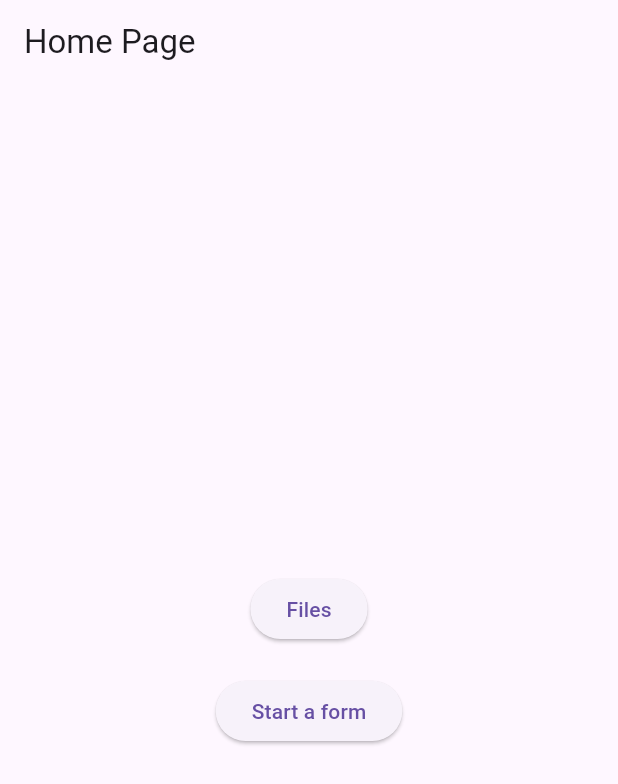
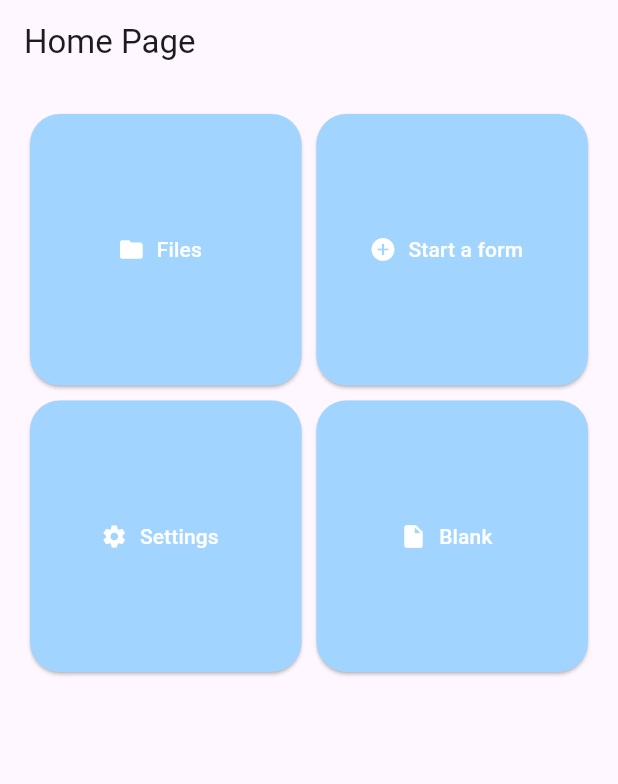
Before and after one commit to ariel-fu/CSE482, a Flutter app: the screen it shows after launch, on a phone screen of 412 x 824 dp. Shown: the top 784 px of the screen. Run offline on Flutter 3.47's test engine with Material 3 defaults, Android fonts, the phone set to English and light mode, and no system bars; our stand-ins replace file_picker, flutter_tts, shared_preferences; missing offline and left inert: excel, survey_kit.

Commit message:
done with tts and started settings page

```diff
--- a/odk_remake/lib/home.dart
+++ b/odk_remake/lib/home.dart
@@ -1,11 +1,38 @@
 import 'package:flutter/material.dart';
-
-import 'screens/form.dart' as odk_remake;
-import 'screens/SavedExcelScreen.dart';
-import 'screens/StartAFormScreen.dart';
+import 'package:flutter/services.dart'; // Import for accessing clipboard
+import 'package:odk_remake/models/excel_file.dart';
+import 'package:odk_remake/screens/SavedExcelScreen.dart';
+import 'package:odk_remake/screens/settings.dart';
+import '../widgets/excel_item.dart';
+import '../services/url_download.dart';
+import '../screens/StartAFormScreen.dart';
 
 class Home extends StatelessWidget {
-  const Home({super.key});
+  const Home({Key? key}) : super(key: key);
+
+  void _navigateToSavedExcelScreen(BuildContext context) {
+    TTSUtil.speak('You have navigated to the Saved Excel Files screen');
+    Navigator.push(
+      context,
+      MaterialPageRoute(builder: (context) => SavedExcelScreen()),
+    );
+  }
+
+  void _navigateToStartAFormScreen(BuildContext context) {
+    TTSUtil.speak('You have navigated to the Start a Form screen');
+    Navigator.push(
+      context,
+      MaterialPageRoute(builder: (context) => StartAFormScreen()),
+    );
+  }
+
+  void _navigateToSettingsScreen(BuildContext context) {
+    TTSUtil.speak('You have navigated to the Settings screen');
+    Navigator.push(
+      context,
+      MaterialPageRoute(builder: (context) => SettingsScreen()),
+    );
+  }
 
   @override
   Widget build(BuildContext context) {
@@ -14,42 +41,95 @@ class Home extends StatelessWidget {
       theme: ThemeData(
         primarySwatch: Colors.blue,
       ),
-      home: _HomePage(title: 'Home Page'),
+      home: _HomePage(
+        title: 'Home Page',
+        navigateToSavedExcelScreen: _navigateToSavedExcelScreen,
+        navigateToStartAFormScreen: _navigateToStartAFormScreen,
+        navigateToSettingsScreen: _navigateToSettingsScreen,
+      ),
     );
   }
 }
 
 class _HomePage extends StatelessWidget {
-  _HomePage({Key? key, required this.title}) : super(key: key);
+  final String title;
+  final void Function(BuildContext) navigateToSavedExcelScreen;
+  final void Function(BuildContext) navigateToStartAFormScreen;
+  final void Function(BuildContext) navigateToSettingsScreen;
 
-  final String title;
+  const _HomePage({Key? key, required this.title, required this.navigateToSavedExcelScreen, required this.navigateToSettingsScreen, required this.navigateToStartAFormScreen}) : super(key: key);
 
   @override
   Widget build(BuildContext context) {
+    final List<ButtonData> buttons = [
+      ButtonData(icon: Icons.folder, label: 'Files', onTap: () => navigateToSavedExcelScreen(context)),
+      ButtonData(icon: Icons.add_circle, label: 'Start a form', onTap: () => navigateToStartAFormScreen(context),),
+      ButtonData(icon: Icons.settings, label: 'Settings', onTap: () => navigateToSettingsScreen(context),),
+      ButtonData(icon: Icons.insert_drive_file, label: 'Blank', destinationPage: BlankScreen()),
+    ];
+
     return Scaffold(
       appBar: AppBar(
         title: Text(this.title),
       ),
       body: Center(
-        child: Column(
-          mainAxisAlignment: MainAxisAlignment.center,
-          children: <Widget>[
-            ElevatedButton(
-              child: const Text('Files'),
-              onPressed: () => Navigator.push(context,
-                  MaterialPageRoute(builder: (context) => SavedExcelScreen())),
-            ),
-            const SizedBox(
-              height: 20,
-            ),
-            ElevatedButton(
-              child: const Text('Start a form'),
-              onPressed: () => Navigator.push(context,
-                  MaterialPageRoute(builder: (context) => StartAFormScreen())),
-            ),
-          ],
-        ),
+        child: ButtonGrid(buttonDataList: buttons),
       ),
     );
   }
 }
+
+class ButtonData {
+  final IconData icon;
+  final String label;
+  final Widget? destinationPage;
+  final void Function()? onTap;
+
+  ButtonData({required this.icon, required this.label, this.destinationPage, this.onTap});
+}
+
+class ButtonGrid extends StatelessWidget {
+  final List<ButtonData> buttonDataList;
+
+  ButtonGrid({required this.buttonDataList});
+
+  @override
+  Widget build(BuildContext context) {
+    return Padding(
+      padding: EdgeInsets.all(20.0),
+      child: GridView.count(
+        crossAxisCount: 2,
+        mainAxisSpacing: 10.0,
+        crossAxisSpacing: 10.0,
+        children: buttonDataList.map((buttonData) {
+          return ElevatedButton.icon(
+            onPressed: buttonData.onTap ?? () {},
+            icon: Icon(buttonData.icon, color: Colors.white),
+            label: Text(buttonData.label, style: TextStyle(color: Colors.white)),
+            style: ElevatedButton.styleFrom(
+              backgroundColor: const Color.fromARGB(255, 161, 213, 255),
+              shape: RoundedRectangleBorder(
+                borderRadius: BorderRadius.circular(20.0),
+              ),
+            ),
+          );
+        }).toList(),
+      ),
+    );
+  }
+}
+
+
+
+
+
+class BlankScreen extends StatelessWidget {
+  @override
+  Widget build(BuildContext context) {
+    TTSUtil.speak('You have navigated to the Blank screen');
+    return Scaffold(
+      appBar: AppBar(title: Text('Blank')),
+      body: Center(child: Text('Blank Page')),
+    );
+  }
+}
--- a/odk_remake/lib/screens/form.dart
+++ b/odk_remake/lib/screens/form.dart
@@ -90,7 +90,7 @@ class FormPageState extends State<Form> {
               Padding(
                 padding: EdgeInsets.symmetric(
                     horizontal: 20), // Add horizontal padding
-                child: Center(child: Text(question.label)),
+                child: Center(child: Text(question.label ?? '')),
               ),
               Padding(padding: EdgeInsets.symmetric(vertical: 10)),
               Padding(
--- a/odk_remake/pubspec.yaml
+++ b/odk_remake/pubspec.yaml
@@ -32,6 +32,7 @@ dependencies:
   survey_kit: ^0.1.1
   csslib: ^0.17.0
   intl: ^0.18.1
+  flutter_tts: ^4.0.2
 
 //add the following dependencies http:, flutter_pdfview:, path_provider:
   flutter:
```
Also changed, not shown: odk_remake/lib/screens/SavedExcelScreen.dart (+11 -4 lines), odk_remake/lib/screens/settings.dart (added, +66 -0 lines), odk_remake/pubspec.lock, 3 other files.
